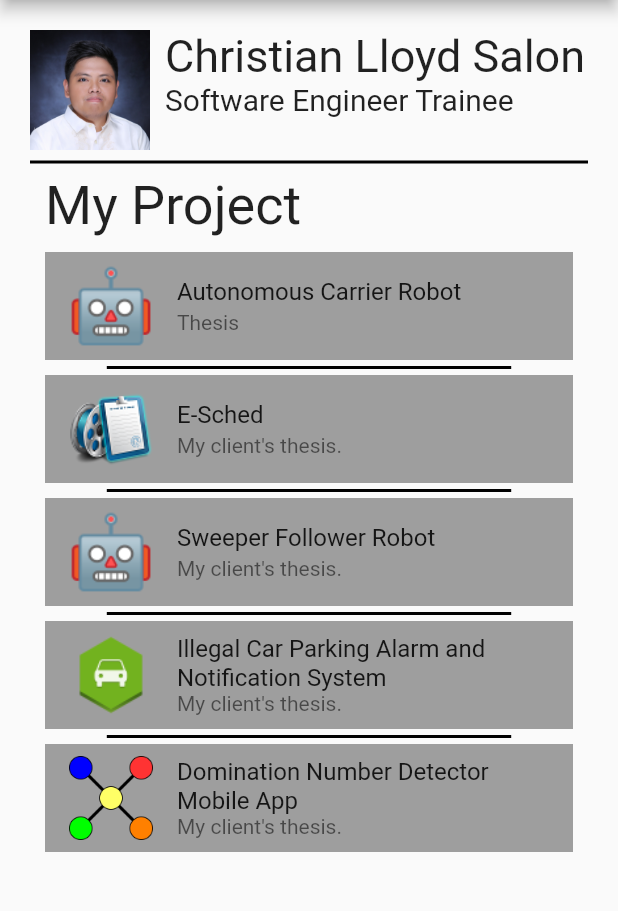
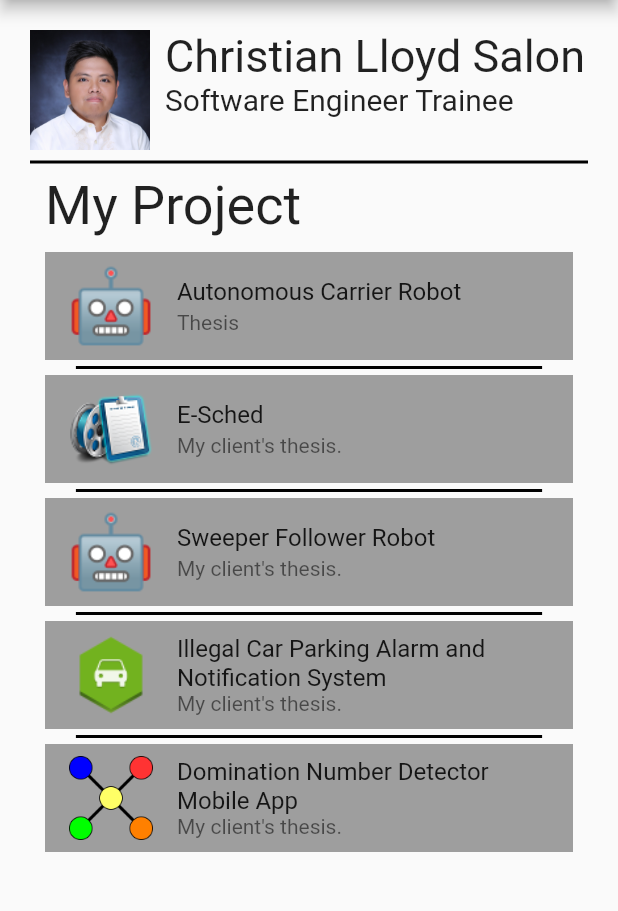
Before and after one commit to ChristianLloydSalon/Personal-Portfolio, a Flutter app: the screen it shows after launch, on a phone screen of 412 x 824 dp, the part 84-995 px from its top. Run offline on Flutter 3.47's test engine with Material 2 defaults, Android fonts, the phone set to English and light mode, and no system bars.

Commit message:
Adjusted Divider length in My Project project tiles

```diff
--- a/personal_portfolio/lib/MyProject.dart
+++ b/personal_portfolio/lib/MyProject.dart
@@ -69,8 +69,8 @@ class MyProject extends StatelessWidget {
                           height: 10,
                           thickness: 2,
                           color: Colors.black,
-                          indent: MediaQuery.of(context).size.width * 0.1,
-                          endIndent: MediaQuery.of(context).size.width * 0.1,
+                          indent: MediaQuery.of(context).size.width * 0.05,
+                          endIndent: MediaQuery.of(context).size.width * 0.05,
                         ),
                       ]
                     ],
```
